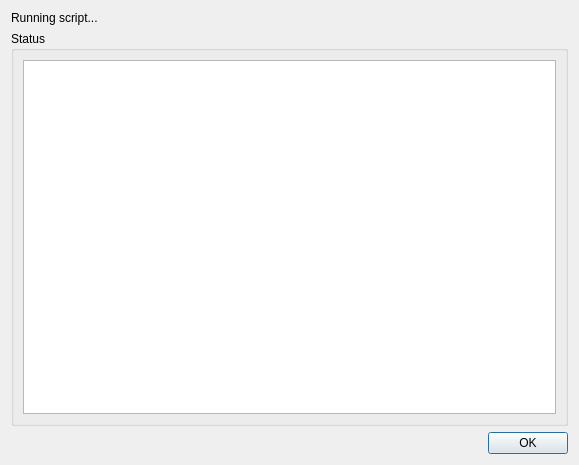
First picture: the form in src/gui/external_script_dialog.ui, repository solarus-games/solarus-quest-editor, before the edit.
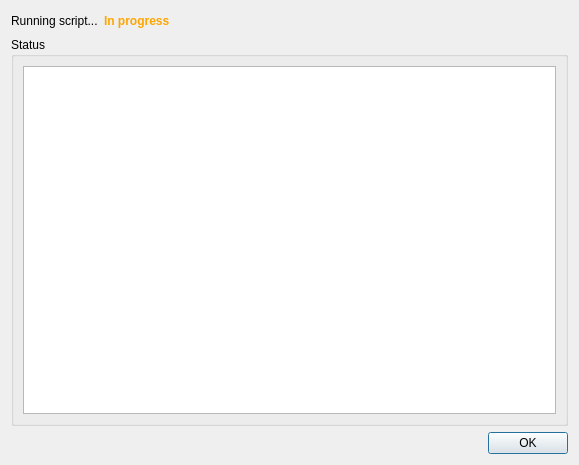
Second picture: the form after the edit.

Commit message: Quest upgrade dialog.

Diff of the .ui file:
```diff
--- a/src/gui/external_script_dialog.ui
+++ b/src/gui/external_script_dialog.ui
@@ -13,15 +13,50 @@
   <property name="windowTitle">
    <string>Running script</string>
   </property>
+  <layout class="QVBoxLayout" name="verticalLayout_3">
+   <item>
   <layout class="QVBoxLayout" name="verticalLayout_2">
    <item>
-    <widget class="QLabel" name="status_label">
+      <layout class="QHBoxLayout" name="horizontalLayout_2">
+       <item>
+        <widget class="QLabel" name="description_label">
      <property name="text">
       <string>Running script...</string>
      </property>
     </widget>
    </item>
    <item>
+        <widget class="QLabel" name="status_label">
+         <property name="font">
+          <font>
+           <weight>75</weight>
+           <bold>true</bold>
+          </font>
+         </property>
+         <property name="styleSheet">
+          <string notr="true">color: orange;</string>
+         </property>
+         <property name="text">
+          <string>In progress</string>
+         </property>
+        </widget>
+       </item>
+       <item>
+        <spacer name="horizontalSpacer">
+         <property name="orientation">
+          <enum>Qt::Horizontal</enum>
+         </property>
+         <property name="sizeHint" stdset="0">
+          <size>
+           <width>40</width>
+           <height>20</height>
+          </size>
+         </property>
+        </spacer>
+       </item>
+      </layout>
+     </item>
+     <item>
     <widget class="QGroupBox" name="output_group">
      <property name="title">
       <string>Status</string>
@@ -46,6 +81,8 @@
       <set>QDialogButtonBox::Ok</set>
      </property>
     </widget>
+     </item>
+    </layout>
    </item>
   </layout>
  </widget>
```
Lines whose indentation alone changed are shown as unchanged. The commit also changes 4 other files.
